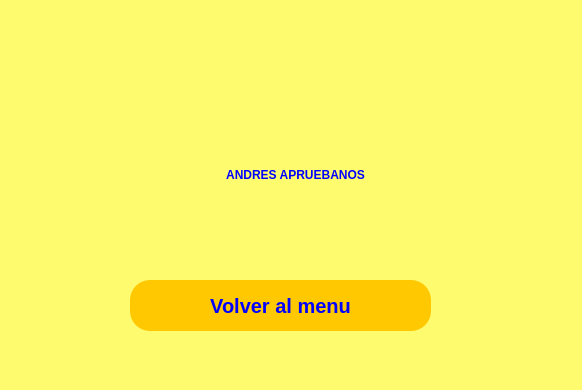
Qt form gameover.ui (LuisMiguelSC/project-flappy) before a commit.
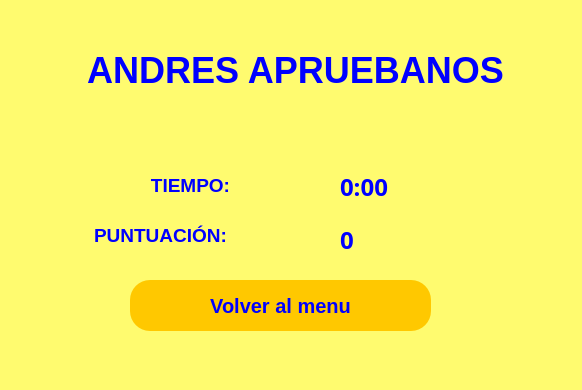
The same form after that commit. Icons and pictures are not drawn.

```diff
--- a/gameover.ui
+++ b/gameover.ui
@@ -41,9 +41,9 @@
    <property name="geometry">
     <rect>
      <x>30</x>
-     <y>90</y>
+     <y>20</y>
      <width>531</width>
-     <height>171</height>
+     <height>101</height>
     </rect>
    </property>
    <property name="styleSheet">
@@ -56,7 +56,327 @@
 </string>
    </property>
    <property name="text">
-    <string>ANDRES APRUEBANOS</string>
+    <string>&lt;html&gt;&lt;head/&gt;&lt;body&gt;&lt;p&gt;&lt;span style=&quot; font-size:27pt;&quot;&gt;ANDRES APRUEBANOS&lt;/span&gt;&lt;/p&gt;&lt;/body&gt;&lt;/html&gt;</string>
+   </property>
+   <property name="textFormat">
+    <enum>Qt::RichText</enum>
+   </property>
+   <property name="alignment">
+    <set>Qt::AlignCenter</set>
+   </property>
+  </widget>
+  <widget class="QLabel" name="score">
+   <property name="geometry">
+    <rect>
+     <x>340</x>
+     <y>220</y>
+     <width>101</width>
+     <height>41</height>
+    </rect>
+   </property>
+   <property name="font">
+    <font>
+     <family>Showcard Gothic</family>
+     <pointsize>18</pointsize>
+     <bold>true</bold>
+    </font>
+   </property>
+   <property name="styleSheet">
+    <string notr="true">color: white;</string>
+   </property>
+   <property name="text">
+    <string>&lt;html&gt;&lt;head/&gt;&lt;body&gt;&lt;p&gt;&lt;span style=&quot; color:#0000ff;&quot;&gt;0&lt;/span&gt;&lt;/p&gt;&lt;/body&gt;&lt;/html&gt;</string>
+   </property>
+  </widget>
+  <widget class="QLabel" name="score_logo">
+   <property name="geometry">
+    <rect>
+     <x>380</x>
+     <y>220</y>
+     <width>41</width>
+     <height>41</height>
+    </rect>
+   </property>
+   <property name="text">
+    <string/>
+   </property>
+   <property name="pixmap">
+    <pixmap resource="assets.qrc">:/assets/images/default_coin.png</pixmap>
+   </property>
+   <property name="scaledContents">
+    <bool>true</bool>
+   </property>
+  </widget>
+  <widget class="QLabel" name="timer">
+   <property name="geometry">
+    <rect>
+     <x>340</x>
+     <y>170</y>
+     <width>81</width>
+     <height>31</height>
+    </rect>
+   </property>
+   <property name="palette">
+    <palette>
+     <active>
+      <colorrole role="WindowText">
+       <brush brushstyle="SolidPattern">
+        <color alpha="255">
+         <red>255</red>
+         <green>255</green>
+         <blue>255</blue>
+        </color>
+       </brush>
+      </colorrole>
+      <colorrole role="Button">
+       <brush brushstyle="SolidPattern">
+        <color alpha="255">
+         <red>255</red>
+         <green>251</green>
+         <blue>111</blue>
+        </color>
+       </brush>
+      </colorrole>
+      <colorrole role="Text">
+       <brush brushstyle="SolidPattern">
+        <color alpha="255">
+         <red>255</red>
+         <green>255</green>
+         <blue>255</blue>
+        </color>
+       </brush>
+      </colorrole>
+      <colorrole role="ButtonText">
+       <brush brushstyle="SolidPattern">
+        <color alpha="255">
+         <red>255</red>
+         <green>255</green>
+         <blue>255</blue>
+        </color>
+       </brush>
+      </colorrole>
+      <colorrole role="Base">
+       <brush brushstyle="SolidPattern">
+        <color alpha="255">
+         <red>255</red>
+         <green>251</green>
+         <blue>111</blue>
+        </color>
+       </brush>
+      </colorrole>
+      <colorrole role="Window">
+       <brush brushstyle="SolidPattern">
+        <color alpha="255">
+         <red>255</red>
+         <green>251</green>
+         <blue>111</blue>
+        </color>
+       </brush>
+      </colorrole>
+      <colorrole role="PlaceholderText">
+       <brush brushstyle="SolidPattern">
+        <color alpha="128">
+         <red>255</red>
+         <green>255</green>
+         <blue>255</blue>
+        </color>
+       </brush>
+      </colorrole>
+     </active>
+     <inactive>
+      <colorrole role="WindowText">
+       <brush brushstyle="SolidPattern">
+        <color alpha="255">
+         <red>255</red>
+         <green>255</green>
+         <blue>255</blue>
+        </color>
+       </brush>
+      </colorrole>
+      <colorrole role="Button">
+       <brush brushstyle="SolidPattern">
+        <color alpha="255">
+         <red>255</red>
+         <green>251</green>
+         <blue>111</blue>
+        </color>
+       </brush>
+      </colorrole>
+      <colorrole role="Text">
+       <brush brushstyle="SolidPattern">
+        <color alpha="255">
+         <red>255</red>
+         <green>255</green>
+         <blue>255</blue>
+        </color>
+       </brush>
+      </colorrole>
+      <colorrole role="ButtonText">
+       <brush brushstyle="SolidPattern">
+        <color alpha="255">
+         <red>255</red>
+         <green>255</green>
+         <blue>255</blue>
+        </color>
+       </brush>
+      </colorrole>
+      <colorrole role="Base">
+       <brush brushstyle="SolidPattern">
+        <color alpha="255">
+         <red>255</red>
+         <green>251</green>
+         <blue>111</blue>
+        </color>
+       </brush>
+      </colorrole>
+      <colorrole role="Window">
+       <brush brushstyle="SolidPattern">
+        <color alpha="255">
+         <red>255</red>
+         <green>251</green>
+         <blue>111</blue>
+        </color>
+       </brush>
+      </colorrole>
+      <colorrole role="PlaceholderText">
+       <brush brushstyle="SolidPattern">
+        <color alpha="128">
+         <red>255</red>
+         <green>255</green>
+         <blue>255</blue>
+        </color>
+       </brush>
+      </colorrole>
+     </inactive>
+     <disabled>
+      <colorrole role="WindowText">
+       <brush brushstyle="SolidPattern">
+        <color alpha="255">
+         <red>255</red>
+         <green>255</green>
+         <blue>255</blue>
+        </color>
+       </brush>
+      </colorrole>
+      <colorrole role="Button">
+       <brush brushstyle="SolidPattern">
+        <color alpha="255">
+         <red>255</red>
+         <green>251</green>
+         <blue>111</blue>
+        </color>
+       </brush>
+      </colorrole>
+      <colorrole role="Text">
+       <brush brushstyle="SolidPattern">
+        <color alpha="255">
+         <red>255</red>
+         <green>255</green>
+         <blue>255</blue>
+        </color>
+       </brush>
+      </colorrole>
+      <colorrole role="ButtonText">
+       <brush brushstyle="SolidPattern">
+        <color alpha="255">
+         <red>255</red>
+         <green>255</green>
+         <blue>255</blue>
+        </color>
+       </brush>
+      </colorrole>
+      <colorrole role="Base">
+       <brush brushstyle="SolidPattern">
+        <color alpha="255">
+         <red>255</red>
+         <green>251</green>
+         <blue>111</blue>
+        </color>
+       </brush>
+      </colorrole>
+      <colorrole role="Window">
+       <brush brushstyle="SolidPattern">
+        <color alpha="255">
+         <red>255</red>
+         <green>251</green>
+         <blue>111</blue>
+        </color>
+       </brush>
+      </colorrole>
+      <colorrole role="PlaceholderText">
+       <brush brushstyle="SolidPattern">
+        <color alpha="128">
+         <red>255</red>
+         <green>255</green>
+         <blue>255</blue>
+        </color>
+       </brush>
+      </colorrole>
+     </disabled>
+    </palette>
+   </property>
+   <property name="font">
+    <font>
+     <family>Showcard Gothic</family>
+     <pointsize>18</pointsize>
+     <bold>true</bold>
+    </font>
+   </property>
+   <property name="styleSheet">
+    <string notr="true">color: gb(0, 0, 255);</string>
+   </property>
+   <property name="text">
+    <string>&lt;html&gt;&lt;head/&gt;&lt;body&gt;&lt;p&gt;&lt;span style=&quot; color:#0000ff;&quot;&gt;0:00&lt;/span&gt;&lt;/p&gt;&lt;/body&gt;&lt;/html&gt;</string>
+   </property>
+  </widget>
+  <widget class="QLabel" name="label_2">
+   <property name="geometry">
+    <rect>
+     <x>70</x>
+     <y>170</y>
+     <width>241</width>
+     <height>31</height>
+    </rect>
+   </property>
+   <property name="styleSheet">
+    <string notr="true">
+color: rgb(0, 0, 255);
+font-size: 45Px;
+font-family: &quot;Comic Sans MS&quot;;
+font-weight: bold;
+background-color: rgb(255, 251, 111);
+</string>
+   </property>
+   <property name="text">
+    <string>&lt;html&gt;&lt;head/&gt;&lt;body&gt;&lt;p&gt;&lt;span style=&quot; font-size:14pt;&quot;&gt;TIEMPO:&lt;/span&gt;&lt;/p&gt;&lt;/body&gt;&lt;/html&gt;</string>
+   </property>
+   <property name="textFormat">
+    <enum>Qt::RichText</enum>
+   </property>
+   <property name="alignment">
+    <set>Qt::AlignCenter</set>
+   </property>
+  </widget>
+  <widget class="QLabel" name="label_3">
+   <property name="geometry">
+    <rect>
+     <x>40</x>
+     <y>220</y>
+     <width>241</width>
+     <height>31</height>
+    </rect>
+   </property>
+   <property name="styleSheet">
+    <string notr="true">
+color: rgb(0, 0, 255);
+font-size: 45Px;
+font-family: &quot;Comic Sans MS&quot;;
+font-weight: bold;
+background-color: rgb(255, 251, 111);
+</string>
+   </property>
+   <property name="text">
+    <string>&lt;html&gt;&lt;head/&gt;&lt;body&gt;&lt;p&gt;&lt;span style=&quot; font-size:14pt;&quot;&gt;PUNTUACIÓN:&lt;/span&gt;&lt;/p&gt;&lt;/body&gt;&lt;/html&gt;</string>
    </property>
    <property name="textFormat">
     <enum>Qt::RichText</enum>
```
Left out of the diff: 4 changed lines with no effect on the pictures.
